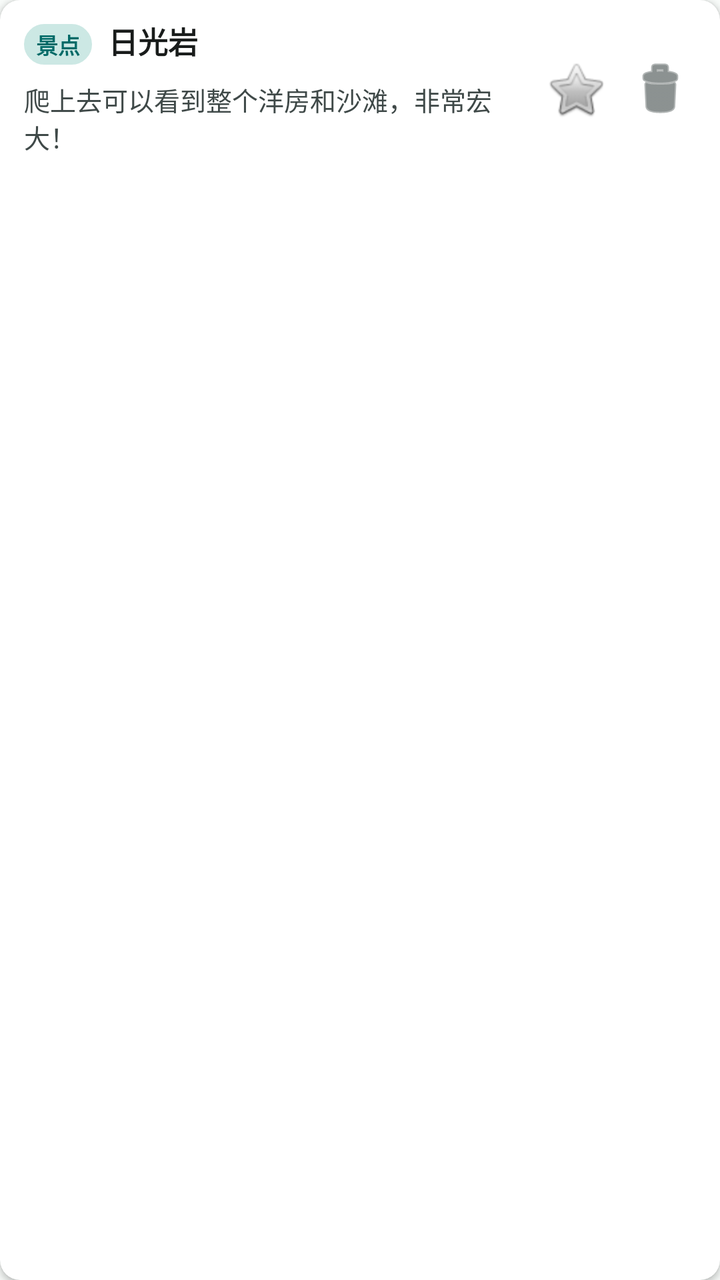
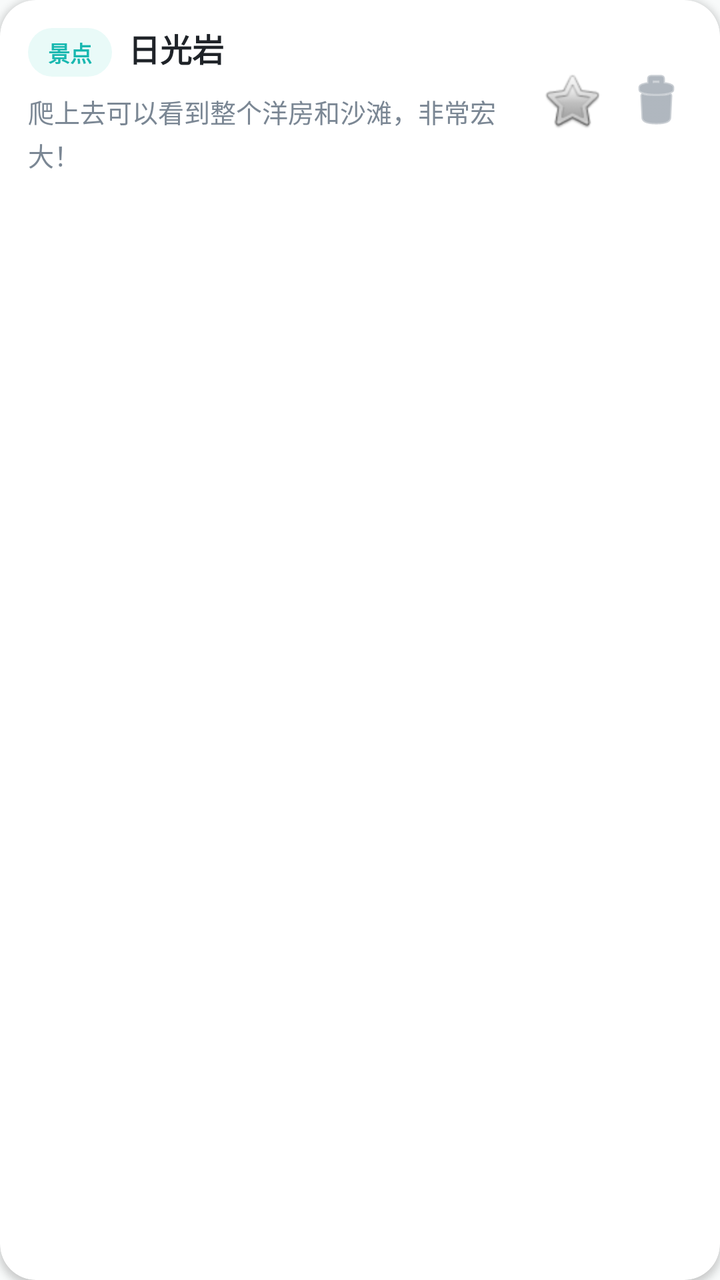

Screens rendered from an Android XML layout before and after an edit, with the pre-edit source and the edit as a unified diff.
<!-- AndroidManifest.xml: application theme Theme.TravelMemory -->
<!-- res/layout/item_spot.xml -->
<?xml version="1.0" encoding="utf-8"?>
<androidx.cardview.widget.CardView xmlns:android="http://schemas.android.com/apk/res/android"
    xmlns:app="http://schemas.android.com/apk/res-auto"
    android:layout_width="match_parent"
    android:layout_height="wrap_content"
    android:layout_marginHorizontal="8dp"
    android:layout_marginVertical="6dp"
    app:cardCornerRadius="10dp"
    app:cardElevation="2dp"
    app:cardBackgroundColor="@color/white">

    <RelativeLayout
        android:layout_width="match_parent"
        android:layout_height="wrap_content"
        android:padding="12dp">

        <TextView
            android:id="@+id/tv_spot_type_tag"
            android:layout_width="wrap_content"
            android:layout_height="wrap_content"
            android:text="景点"
            android:textSize="11sp"
            android:textColor="@color/primary"
            android:textStyle="bold"
            android:background="@drawable/card_rounded_white"
            android:backgroundTint="@color/primary_light"
            android:paddingHorizontal="6dp"
            android:paddingVertical="2dp"
            android:layout_alignParentStart="true"
            android:layout_alignParentTop="true" />

        <TextView
            android:id="@+id/tv_spot_name"
            android:layout_width="wrap_content"
            android:layout_height="wrap_content"
            android:text="日光岩"
            android:textSize="15sp"
            android:textStyle="bold"
            android:textColor="@color/black"
            android:layout_toEndOf="@id/tv_spot_type_tag"
            android:layout_marginStart="8dp"
            android:layout_alignBaseline="@id/tv_spot_type_tag" />

        
        <ImageButton
            android:id="@+id/btn_spot_toggle_favorite"
            android:layout_width="36dp"
            android:layout_height="36dp"
            android:background="?android:attr/selectableItemBackgroundBorderless"
            android:src="@android:drawable/btn_star_big_off"
            android:layout_toStartOf="@+id/btn_delete_spot"
            android:layout_centerVertical="true"
            android:layout_marginEnd="6dp"
            android:contentDescription="Toggle Favorite" />

        
        <ImageButton
            android:id="@+id/btn_delete_spot"
            android:layout_width="36dp"
            android:layout_height="36dp"
            android:background="?android:attr/selectableItemBackgroundBorderless"
            android:src="@android:drawable/ic_menu_delete"
            app:tint="@color/text_secondary"
            android:layout_alignParentEnd="true"
            android:layout_centerVertical="true"
            android:contentDescription="删除" />

        
        <TextView
            android:id="@+id/tv_spot_note"
            android:layout_width="match_parent"
            android:layout_height="wrap_content"
            android:text="爬上去可以看到整个洋房和沙滩，非常宏大！"
            android:textSize="13sp"
            android:textColor="@color/text_secondary"
            android:layout_below="@id/tv_spot_type_tag"
            android:layout_marginTop="8dp"
            android:layout_toStartOf="@id/btn_spot_toggle_favorite"
            android:layout_marginEnd="12dp" />

    </RelativeLayout>

</androidx.cardview.widget.CardView>
<!-- resources referenced by this layout -->
<resources>
  <color name="black">#191C1B</color>
  <color name="primary">#006A67</color>
  <color name="primary_light">#CCE8E4</color>
  <color name="text_secondary">#3F4948</color>
  <color name="white">#FFFFFF</color>
  <!-- drawable card_rounded_white (drawable) -->
  <?xml version="1.0" encoding="utf-8"?>
  <shape xmlns:android="http://schemas.android.com/apk/res/android"
      android:shape="rectangle">
      <solid android:color="@color/white" />
      <stroke android:width="1.2dp" android:color="@color/divider" />
      <corners android:radius="20dp" />
  </shape>
  <style name="Theme.TravelMemory" parent="Theme.MaterialComponents.Light.NoActionBar">
          
          <item name="colorPrimary">@color/primary</item>
          <item name="colorPrimaryDark">@color/primary_dark</item>
          <item name="colorAccent">@color/accent</item>
  
          
          <item name="android:windowBackground">@color/bg_light</item>
          <item name="android:statusBarColor">@color/primary_dark</item>
      </style>
  <color name="divider">#E0E3E1</color>
  <color name="primary_dark">#004B48</color>
  <color name="accent">#006A67</color>
  <color name="bg_light">#F8FBF9</color>
</resources>

<!-- the commit's change to res/layout/item_spot.xml (unified diff, before → after) -->
@@ -4,15 +4,16 @@
     android:layout_width="match_parent"
     android:layout_height="wrap_content"
     android:layout_marginHorizontal="8dp"
-    android:layout_marginVertical="6dp"
-    app:cardCornerRadius="10dp"
+    android:layout_marginVertical="7dp"
+    app:cardCornerRadius="18dp"
     app:cardElevation="2dp"
     app:cardBackgroundColor="@color/white">
 
     <RelativeLayout
         android:layout_width="match_parent"
         android:layout_height="wrap_content"
-        android:padding="12dp">
+        android:foreground="?android:attr/selectableItemBackground"
+        android:padding="14dp">
 
         <TextView
             android:id="@+id/tv_spot_type_tag"
@@ -20,12 +21,11 @@
             android:layout_height="wrap_content"
             android:text="景点"
             android:textSize="11sp"
-            android:textColor="@color/primary"
+            android:textColor="@color/primary_dark"
             android:textStyle="bold"
-            android:background="@drawable/card_rounded_white"
-            android:backgroundTint="@color/primary_light"
-            android:paddingHorizontal="6dp"
-            android:paddingVertical="2dp"
+            android:background="@drawable/tag_primary"
+            android:paddingHorizontal="10dp"
+            android:paddingVertical="4dp"
             android:layout_alignParentStart="true"
             android:layout_alignParentTop="true" />
 
@@ -34,9 +34,9 @@
             android:layout_width="wrap_content"
             android:layout_height="wrap_content"
             android:text="日光岩"
-            android:textSize="15sp"
+            android:textSize="16sp"
             android:textStyle="bold"
-            android:textColor="@color/black"
+            android:textColor="@color/text_primary"
             android:layout_toEndOf="@id/tv_spot_type_tag"
             android:layout_marginStart="8dp"
             android:layout_alignBaseline="@id/tv_spot_type_tag" />
@@ -73,6 +73,7 @@
             android:text="爬上去可以看到整个洋房和沙滩，非常宏大！"
             android:textSize="13sp"
             android:textColor="@color/text_secondary"
+            android:lineSpacingExtra="3dp"
             android:layout_below="@id/tv_spot_type_tag"
             android:layout_marginTop="8dp"
             android:layout_toStartOf="@id/btn_spot_toggle_favorite"
<!-- resource entries referenced after the edit -->
@@ -1,17 +1,14 @@
 <!-- resources referenced by this layout -->
 <resources>
-  <color name="black">#191C1B</color>
-  <color name="primary">#006A67</color>
-  <color name="primary_light">#CCE8E4</color>
-  <color name="text_secondary">#3F4948</color>
+  <color name="primary">#35D0C5</color>
+  <color name="primary_light">#E9FAF8</color>
+  <color name="text_secondary">#7B8794</color>
   <color name="white">#FFFFFF</color>
-  <!-- drawable card_rounded_white (drawable) -->
+  <!-- drawable tag_primary (drawable) -->
   <?xml version="1.0" encoding="utf-8"?>
-  <shape xmlns:android="http://schemas.android.com/apk/res/android"
-      android:shape="rectangle">
-      <solid android:color="@color/white" />
-      <stroke android:width="1.2dp" android:color="@color/divider" />
-      <corners android:radius="20dp" />
+  <shape xmlns:android="http://schemas.android.com/apk/res/android">
+      <solid android:color="@color/primary_light" />
+      <corners android:radius="14dp" />
   </shape>
   <style name="Theme.TravelMemory" parent="Theme.MaterialComponents.Light.NoActionBar">
           
@@ -23,9 +20,9 @@
           <item name="android:windowBackground">@color/bg_light</item>
           <item name="android:statusBarColor">@color/primary_dark</item>
       </style>
-  <color name="divider">#E0E3E1</color>
-  <color name="primary_dark">#004B48</color>
-  <color name="accent">#006A67</color>
-  <color name="bg_light">#F8FBF9</color>
+  <color name="primary_dark">#18B8B0</color>
+  <color name="text_primary">#1F2328</color>
+  <color name="accent">#FF7B61</color>
+  <color name="bg_light">#F8FAFA</color>
 </resources>
 
